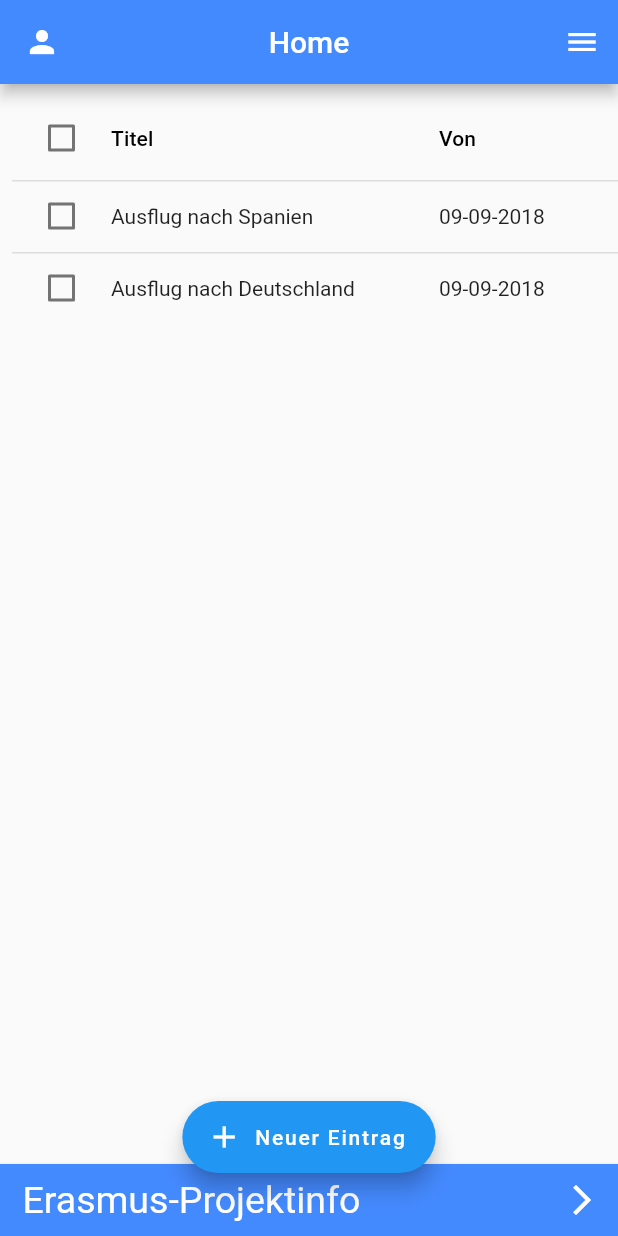
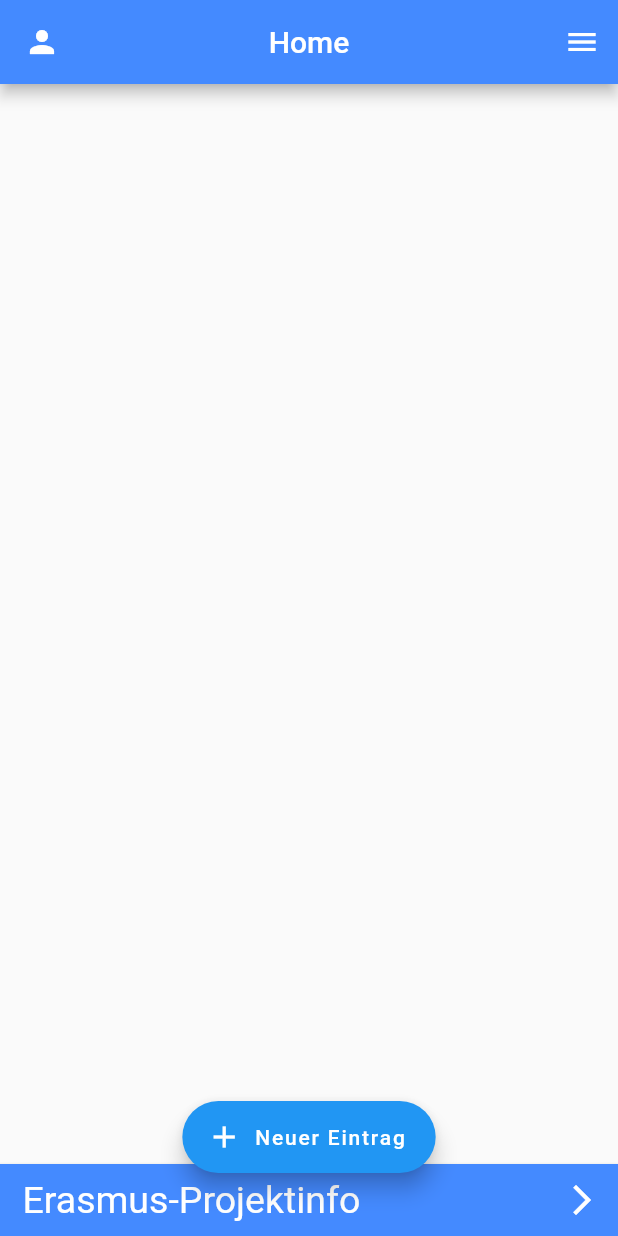
Before and after one commit to tth05/ErasmusDoc, a Flutter app: the screen it shows after launch, on a phone screen of 412 x 824 dp. Run offline on Flutter 3.47's test engine with Material 2 defaults, Android fonts, the light colour scheme and no system bars; generated files the repository leaves out were written again; statements that could not run were skipped.

Commit message:
Remove JourneyDataTable

```diff
--- a/lib/screens/app_home/app_home.dart
+++ b/lib/screens/app_home/app_home.dart
@@ -36,7 +36,6 @@ class AppHomeState extends State<AppHomeScreen> {
       bottomNavigationBar: ErasmusBottomAppBar(),
       body: Column(
         children: <Widget>[
-          JournalDataTable(),
         ],
       ),
     );
--- a/lib/screens/app_home/widgets/journal_data_table.dart
+++ /dev/null
@@ -1,53 +0,0 @@
-/*
-    Copyright (C) 2018-2019 Tim Theisinger
-    This project is licensed under the terms of the GNU General Public License v3.0, see LICENSE.txt
-*/
-
-import 'package:flutter/material.dart';
-
-class JournalDataTable extends StatefulWidget {
-  @override
-  State<StatefulWidget> createState() => JournalDataTableState();
-}
-
-class JournalDataTableState extends State<JournalDataTable> {
-  final selectedRows = List<String>();
-
-  //TODO: Implement Journal class
-  //TODO: Implement DataTableSource https://github.com/flutter/flutter/blob/master/examples/flutter_gallery/lib/demo/material/data_table_demo.dart
-  final rows = ["Ausflug nach Spanien", "Ausflug nach Deutschland"];
-
-  @override
-  Widget build(BuildContext context) {
-    return SingleChildScrollView(
-      scrollDirection: Axis.horizontal,
-      padding: EdgeInsets.all(8.0),
-      child: DataTable(
-        onSelectAll: (row) => print(row),
-        columns: [
-          DataColumn(
-            label: Text("Titel"),
-          ),
-          DataColumn(
-            label: Text("Von"),
-          ),
-          DataColumn(
-            label: Text("Bis"),
-          ),
-        ],
-        rows: rows
-            .map(
-              (s) => DataRow(
-                      onSelectChanged: (selected) => selected ? selectedRows.add(s) : selectedRows.remove(s),
-                      cells: [
-                        DataCell(Text(s)),
-                        //If there was a Journal class you could use s.startDate()
-                        DataCell(Text("09-09-2018")),
-                        DataCell(Text("10-09-2018")),
-                      ]),
-            )
-            .toList(),
-      ),
-    );
-  }
-}
--- a/lib/screens/app_home/widgets/widgets.dart
+++ b/lib/screens/app_home/widgets/widgets.dart
@@ -4,4 +4,3 @@
 */
 
 export 'bottom_app_bar.dart';
-export 'journal_data_table.dart';
```
